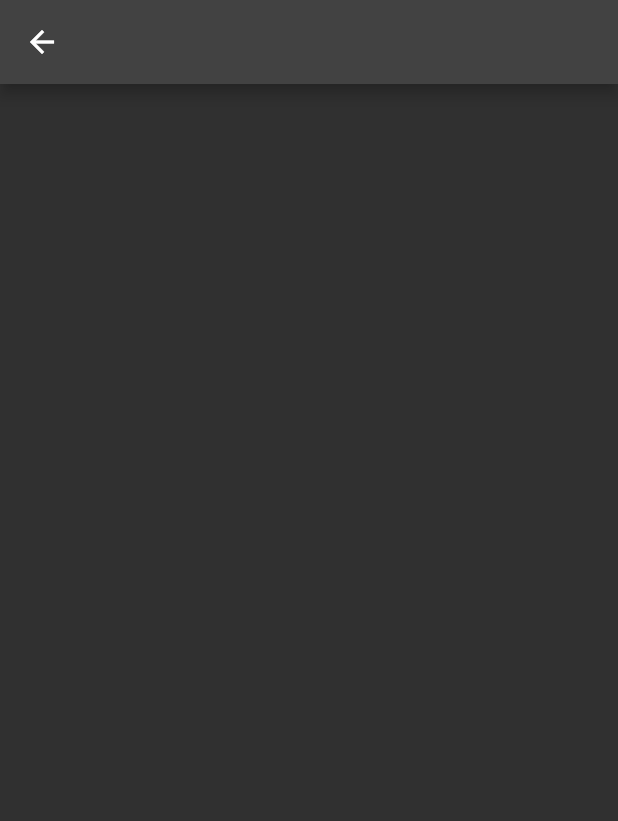
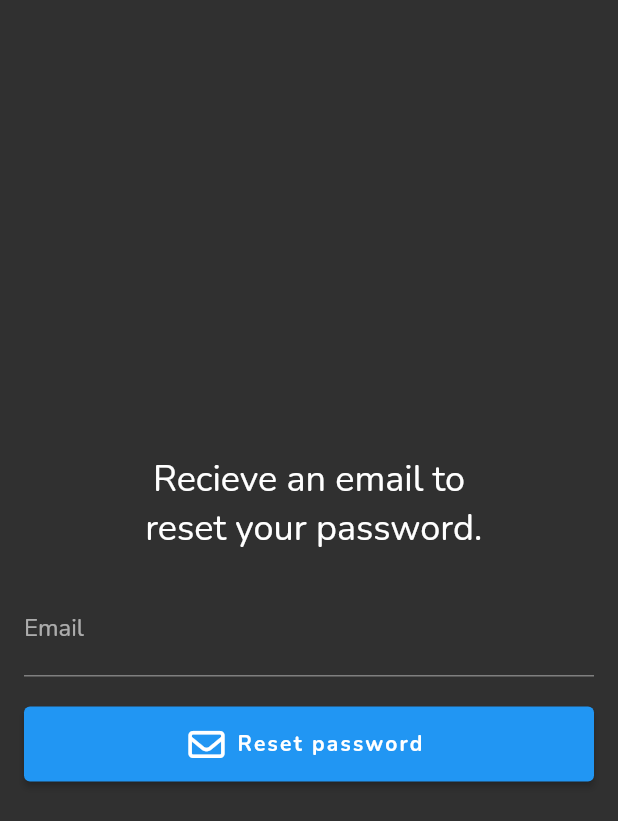
Before and after one commit to nikola300605/quizapp, a Flutter app: the ForgotPaswordScreen screen opened by its route, on a phone screen of 412 x 824 dp. Shown: the top 821 px of the screen. Run offline on Flutter 3.47's test engine with Material 2 defaults, Android fonts, the phone set to English and light mode, and no system bars; our stand-ins replace email_validator, firebase_auth, firebase_core, font_awesome_flutter, google_fonts, google_sign_in and 1 more; accounts and stored records are empty.

Commit message:
forgot password

```diff
--- a/lib/email/forgot_password.dart
+++ b/lib/email/forgot_password.dart
@@ -1,6 +1,8 @@
+import 'package:email_validator/email_validator.dart';
+import 'package:firebase_auth/firebase_auth.dart';
 import 'package:flutter/material.dart';
-import 'package:flutter/src/widgets/framework.dart';
-import 'package:flutter/src/widgets/placeholder.dart';
+import 'package:font_awesome_flutter/font_awesome_flutter.dart';
+import 'package:quizapp/shared/utils.dart';
 
 class ForgotPaswordScreen extends StatefulWidget {
   const ForgotPaswordScreen({super.key});
@@ -10,10 +12,74 @@ class ForgotPaswordScreen extends StatefulWidget {
 }
 
 class _ForgotPaswordScreenState extends State<ForgotPaswordScreen> {
+  final formKey = GlobalKey<FormState>();
+  final emailController = TextEditingController();
+  @override
+  void dispose() {
+    emailController.dispose();
+    super.dispose();
+  }
+
   @override
   Widget build(BuildContext context) {
     return Scaffold(
-      appBar: AppBar(),
+      body: Padding(
+        padding: const EdgeInsets.all(16),
+        child: Form(
+          key: formKey,
+          child: Column(
+            mainAxisAlignment: MainAxisAlignment.center,
+            children: [
+              const Text(
+                'Recieve an email to \n reset your password.',
+                textAlign: TextAlign.center,
+                style: TextStyle(fontSize: 24),
+              ),
+              const SizedBox(height: 20),
+              TextFormField(
+                controller: emailController,
+                cursorColor: Colors.white,
+                textInputAction: TextInputAction.done,
+                decoration: const InputDecoration(labelText: "Email"),
+                autovalidateMode: AutovalidateMode.onUserInteraction,
+                validator: (email) =>
+                    email != null && !EmailValidator.validate(email)
+                        ? 'Enter a valid email'
+                        : null,
+              ),
+              const SizedBox(height: 20),
+              ElevatedButton.icon(
+                label: const Text("Reset password"),
+                style: ElevatedButton.styleFrom(
+                  minimumSize: const Size.fromHeight(50),
+                ),
+                icon: const Icon(FontAwesomeIcons.envelope),
+                onPressed: () => resetPassword(),
+              )
+            ],
+          ),
+        ),
+      ),
     );
   }
+
+  Future<void> resetPassword() async {
+    showDialog(
+        context: context,
+        barrierDismissible: false,
+        builder: (context) => Center(
+              child: CircularProgressIndicator(),
+            ));
+
+    try {
+      await FirebaseAuth.instance
+          .sendPasswordResetEmail(email: emailController.text.trim());
+      Utils.showSnackBar('Password Reset Email Sent');
+      Navigator.of(context)
+          .pushNamedAndRemoveUntil('/authpage', (route) => false);
+    } on FirebaseAuthException catch (e) {
+      Utils.showSnackBar(e.message);
+      Navigator.of(context).pop();
+    }
+  }
 }
```
